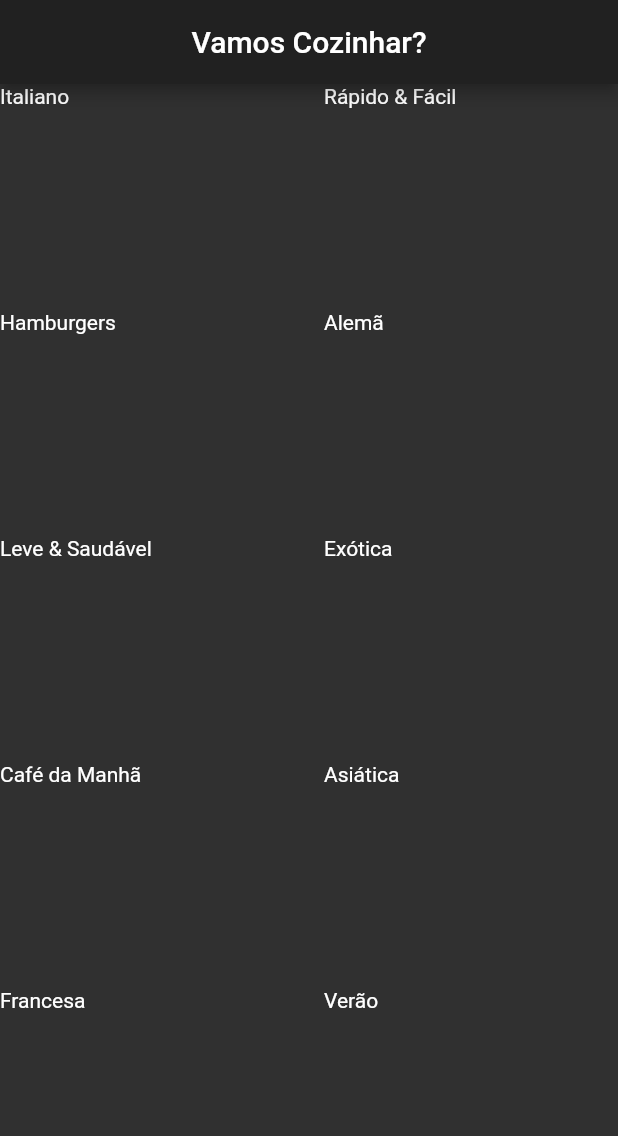
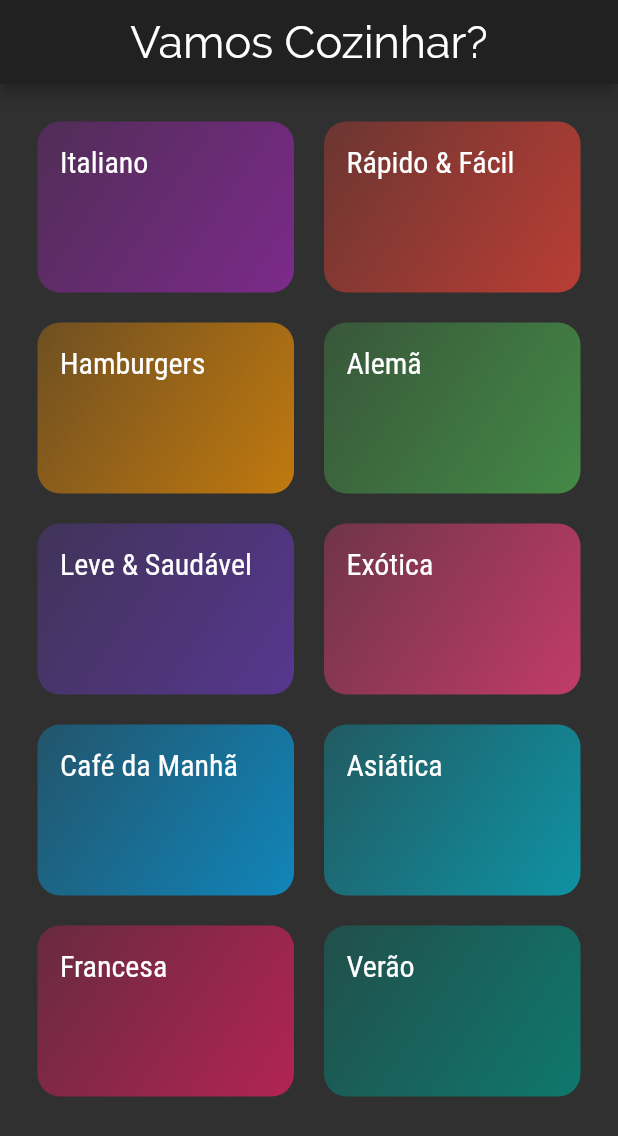
Before and after one commit to lucasgaldinomota/flutter_despesas, a Flutter app: the screen it shows after launch, on a phone screen of 412 x 824 dp. Shown: the top 1136 px of the screen. Run offline on Flutter 3.47's test engine with Material 2 defaults, Android fonts, the light colour scheme and no system bars.

Commit message:
Mais aulas

```diff
--- a/meals/lib/components/category_item.dart
+++ b/meals/lib/components/category_item.dart
@@ -1,15 +1,44 @@
 import 'package:flutter/material.dart';
 import '../models/category.dart';
+import '../utils/app_routes.dart';
 
 class CategoryItem extends StatelessWidget {
   final Category category;
 
   const CategoryItem(this.category);
 
+  void _selectCategory(BuildContext context) {
+    Navigator.of(context).pushNamed(
+      AppRoutes.CATEGORIES_MEALS,
+      arguments: category,
+    );
+  }
+
   @override
   Widget build(BuildContext context) {
-    return Container(
-      child: Text(category.title),
+    return InkWell(
+      borderRadius: BorderRadius.circular(15),
+      splashColor: Colors.black,
+      highlightColor: Colors.black,
+      onTap: () => _selectCategory(context),
+      child: Container(
+        padding: EdgeInsets.all(15),
+        child: Text(
+          category.title,
+          style: Theme.of(context).textTheme.title,
+        ),
+        decoration: BoxDecoration(
+          borderRadius: BorderRadius.circular(15),
+          gradient: LinearGradient(
+            colors: [
+              category.color.withOpacity(0.3),
+              category.color.withOpacity(0.7),
+            ],
+            begin: Alignment.topLeft,
+            end: Alignment.bottomRight,
+          ),
+        ),
+      ),
     );
   }
 }
--- a/meals/lib/data/dummy_data.dart
+++ b/meals/lib/data/dummy_data.dart
@@ -21,17 +21,17 @@ const DUMMY_CATEGORIES = const [
   Category(
     id: 'c4',
     title: 'Alemã',
-    color: Colors.amber,
+    color: Colors.green,
   ),
   Category(
     id: 'c5',
     title: 'Leve & Saudável',
-    color: Colors.amber,
+    color: Colors.deepPurple,
   ),
   Category(
     id: 'c6',
     title: 'Exótica',
-    color: Colors.green,
+    color: Colors.pinkAccent,
   ),
   Category(
     id: 'c7',
@@ -41,7 +41,7 @@ const DUMMY_CATEGORIES = const [
   Category(
     id: 'c8',
     title: 'Asiática',
-    color: Colors.lightGreen,
+    color: Colors.cyan,
   ),
   Category(
     id: 'c9',
--- a/meals/lib/main.dart
+++ b/meals/lib/main.dart
@@ -1,6 +1,8 @@
 import 'package:flutter/material.dart';
 import 'package:flutter/services.dart';
 import 'screens/categories_screen.dart';
+import 'screens/categories_meals_screen.dart';
+import 'utils/app_routes.dart';
 
 void main() => runApp(MyApp());
 
@@ -16,10 +18,20 @@ class MyApp extends StatelessWidget {
       title: 'Vamos Cozinhar?',
       theme: ThemeData(
         brightness: Brightness.dark,
-        accentColor: Colors.white,
-        primarySwatch: Colors.blue,
+        primarySwatch: Colors.pink,
+        accentColor: Colors.black,
+        fontFamily: 'Raleway',
+        textTheme: ThemeData.dark().textTheme.copyWith(
+              title: TextStyle(
+                fontSize: 20,
+                fontFamily: 'RobotoCondensed',
+              ),
+            ),
       ),
-      home: CategoriesScreen(),
+      routes: {
+        AppRoutes.HOME: (ctx) => CategoriesScreen(),
+        AppRoutes.CATEGORIES_MEALS: (ctx) => CategoriesMealsScreen(),
+      },
     );
   }
 }
--- /dev/null
+++ b/meals/lib/screens/categories_meals_screen.dart
@@ -0,0 +1,19 @@
+import 'package:flutter/material.dart';
+
+import '../models/category.dart';
+
+class CategoriesMealsScreen extends StatelessWidget {
+  @override
+  Widget build(BuildContext context) {
+    final category = ModalRoute.of(context).settings.arguments as Category;
+    return Scaffold(
+      appBar: AppBar(
+        title: Text(category.title),
+        centerTitle: true,
+      ),
+      body: Center(
+        child: Text('Receitas por Categoria ${category.id}'),
+      ),
+    );
+  }
+}
--- a/meals/lib/screens/categories_screen.dart
+++ b/meals/lib/screens/categories_screen.dart
@@ -7,10 +7,16 @@ class CategoriesScreen extends StatelessWidget {
   Widget build(BuildContext context) {
     return Scaffold(
       appBar: AppBar(
-        title: Text('Vamos Cozinhar?'),
+        title: Text(
+          'Vamos Cozinhar?',
+          style: TextStyle(
+            fontSize: 30,
+          ),
+        ),
         centerTitle: true,
       ),
       body: GridView(
+        padding: const EdgeInsets.all(25),
         gridDelegate: SliverGridDelegateWithMaxCrossAxisExtent(
           maxCrossAxisExtent: 200,
           childAspectRatio: 3 / 2,
--- /dev/null
+++ b/meals/lib/utils/app_routes.dart
@@ -0,0 +1,4 @@
+class AppRoutes {
+  static const HOME = '/';
+  static const CATEGORIES_MEALS = '/categories-meals';
+}
```
Also changed, not shown: meals/pubspec.yaml (+17 -6 lines), meals/assets/fonts/Raleway-Black.ttf (added), meals/assets/fonts/Raleway-Bold.ttf (added), meals/assets/fonts/Raleway-Regular.ttf (added), meals/assets/fonts/RobotoCondensed-Bold.ttf (added), meals/assets/fonts/RobotoCondensed-Italic.ttf (added), meals/assets/fonts/RobotoCondensed-Light.ttf (added), meals/assets/fonts/RobotoCondensed-Regular.ttf (added).
